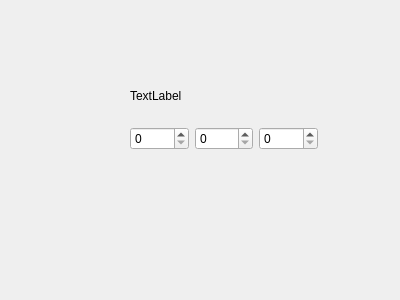
This is adjtimerdialog.ui in ChrisCee2/HydroPal as Qt 5 draws it before an edit. The edited form follows.
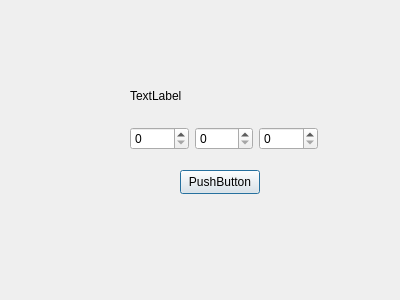
This is the edited form.

The edit to the form file:
```diff
--- a/adjtimerdialog.ui
+++ b/adjtimerdialog.ui
@@ -45,6 +45,19 @@
     </item>
    </layout>
   </widget>
+  <widget class="QPushButton" name="quit">
+   <property name="geometry">
+    <rect>
+     <x>180</x>
+     <y>170</y>
+     <width>80</width>
+     <height>24</height>
+    </rect>
+   </property>
+   <property name="text">
+    <string>PushButton</string>
+   </property>
+  </widget>
  </widget>
  <resources/>
  <connections/>
```
